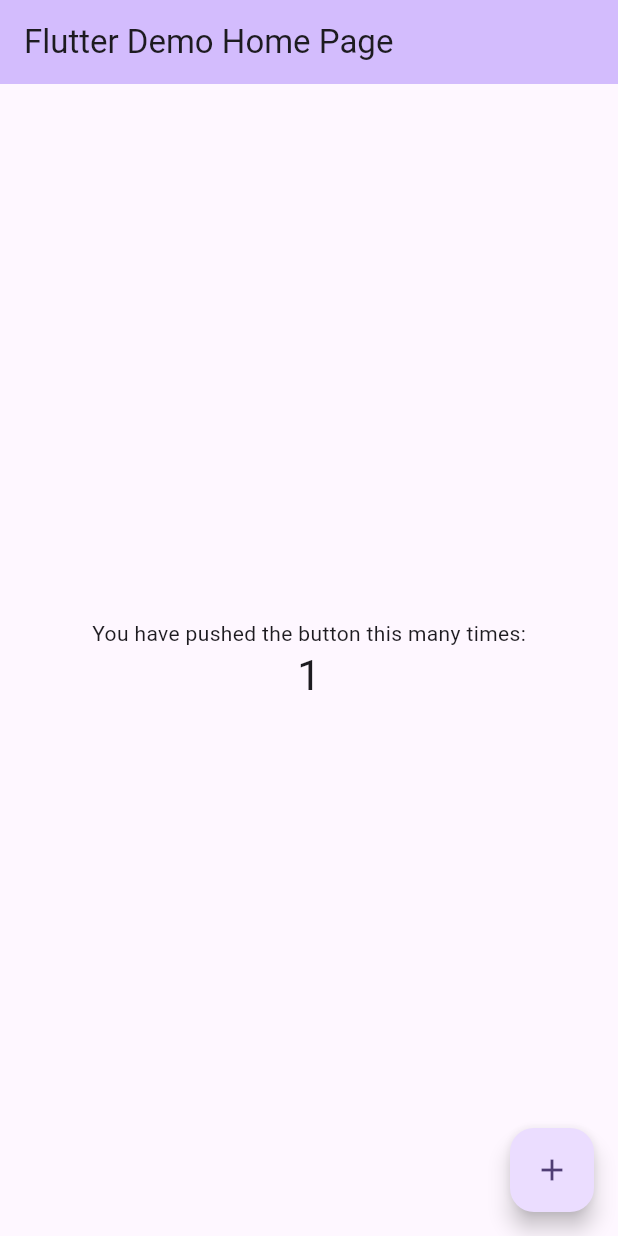
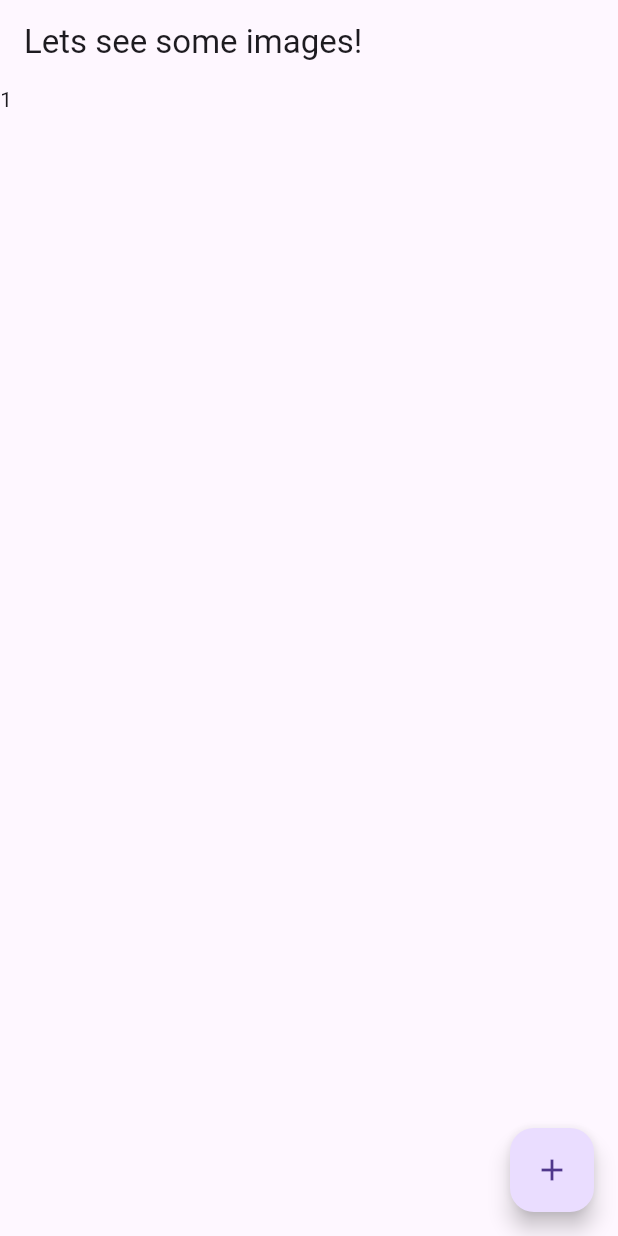
Before and after one commit to danslobodan/learning-flutter, a Flutter app: the screen it shows after launch, after a tap on the "add" icon, on a phone screen of 412 x 824 dp. Run offline on Flutter 3.47's test engine with Material 3 defaults, Android fonts, the light colour scheme and no system bars.

Commit message:
First dart app.

```diff
--- a/pics/lib/main.dart
+++ b/pics/lib/main.dart
@@ -1,125 +1,7 @@
 import 'package:flutter/material.dart';
 
+import 'src/app.dart';
+
 void main() {
-  runApp(const MyApp());
+  runApp(App());
 }
-
-class MyApp extends StatelessWidget {
-  const MyApp({super.key});
-
-  // This widget is the root of your application.
-  @override
-  Widget build(BuildContext context) {
-    return MaterialApp(
-      title: 'Flutter Demo',
-      theme: ThemeData(
-        // This is the theme of your application.
-        //
-        // TRY THIS: Try running your application with "flutter run". You'll see
-        // the application has a purple toolbar. Then, without quitting the app,
-        // try changing the seedColor in the colorScheme below to Colors.green
-        // and then invoke "hot reload" (save your changes or press the "hot
-        // reload" button in a Flutter-supported IDE, or press "r" if you used
-        // the command line to start the app).
-        //
-        // Notice that the counter didn't reset back to zero; the application
-        // state is not lost during the reload. To reset the state, use hot
-        // restart instead.
-        //
-        // This works for code too, not just values: Most code changes can be
-        // tested with just a hot reload.
-        colorScheme: ColorScheme.fromSeed(seedColor: Colors.deepPurple),
-        useMaterial3: true,
-      ),
-      home: const MyHomePage(title: 'Flutter Demo Home Page'),
-    );
-  }
-}
-
-class MyHomePage extends StatefulWidget {
-  const MyHomePage({super.key, required this.title});
-
-  // This widget is the home page of your application. It is stateful, meaning
-  // that it has a State object (defined below) that contains fields that affect
-  // how it looks.
-
-  // This class is the configuration for the state. It holds the values (in this
-  // case the title) provided by the parent (in this case the App widget) and
-  // used by the build method of the State. Fields in a Widget subclass are
-  // always marked "final".
-
-  final String title;
-
-  @override
-  State<MyHomePage> createState() => _MyHomePageState();
-}
-
-class _MyHomePageState extends State<MyHomePage> {
-  int _counter = 0;
-
-  void _incrementCounter() {
-    setState(() {
-      // This call to setState tells the Flutter framework that something has
-      // changed in this State, which causes it to rerun the build method below
-      // so that the display can reflect the updated values. If we changed
-      // _counter without calling setState(), then the build method would not be
-      // called again, and so nothing would appear to happen.
-      _counter++;
-    });
-  }
-
-  @override
-  Widget build(BuildContext context) {
-    // This method is rerun every time setState is called, for instance as done
-    // by the _incrementCounter method above.
-    //
-    // The Flutter framework has been optimized to make rerunning build methods
-    // fast, so that you can just rebuild anything that needs updating rather
-    // than having to individually change instances of widgets.
-    return Scaffold(
-      appBar: AppBar(
-        // TRY THIS: Try changing the color here to a specific color (to
-        // Colors.amber, perhaps?) and trigger a hot reload to see the AppBar
-        // change color while the other colors stay the same.
-        backgroundColor: Theme.of(context).colorScheme.inversePrimary,
-        // Here we take the value from the MyHomePage object that was created by
-        // the App.build method, and use it to set our appbar title.
-        title: Text(widget.title),
-      ),
-      body: Center(
-        // Center is a layout widget. It takes a single child and positions it
-        // in the middle of the parent.
-        child: Column(
-          // Column is also a layout widget. It takes a list of children and
-          // arranges them vertically. By default, it sizes itself to fit its
-          // children horizontally, and tries to be as tall as its parent.
-          //
-          // Column has various properties to control how it sizes itself and
-          // how it positions its children. Here we use mainAxisAlignment to
-          // center the children vertically; the main axis here is the vertical
-          // axis because Columns are vertical (the cross axis would be
-          // horizontal).
-          //
-          // TRY THIS: Invoke "debug painting" (choose the "Toggle Debug Paint"
-          // action in the IDE, or press "p" in the console), to see the
-          // wireframe for each widget.
-          mainAxisAlignment: MainAxisAlignment.center,
-          children: <Widget>[
-            const Text(
-              'You have pushed the button this many times:',
-            ),
-            Text(
-              '$_counter',
-              style: Theme.of(context).textTheme.headlineMedium,
-            ),
-          ],
-        ),
-      ),
-      floatingActionButton: FloatingActionButton(
-        onPressed: _incrementCounter,
-        tooltip: 'Increment',
-        child: const Icon(Icons.add),
-      ), // This trailing comma makes auto-formatting nicer for build methods.
-    );
-  }
-}
--- /dev/null
+++ b/pics/lib/src/app.dart
@@ -0,0 +1,31 @@
+import 'package:flutter/material.dart';
+
+class App extends StatefulWidget {
+  @override
+  State<StatefulWidget> createState() {
+    return AppState();
+  }
+}
+
+class AppState extends State<App> {
+  int counter = 0;
+
+  Widget build(context) {
+    return MaterialApp(
+      home: Scaffold(
+        body: Text('$counter'),
+        floatingActionButton: FloatingActionButton(
+          child: Icon(Icons.add),
+          onPressed: () {
+            setState(() {
+              counter += 1;
+            });
+          },
+        ),
+        appBar: AppBar(
+          title: Text('Lets see some images!'),
+        ),
+      ),
+    );
+  }
+}
```
